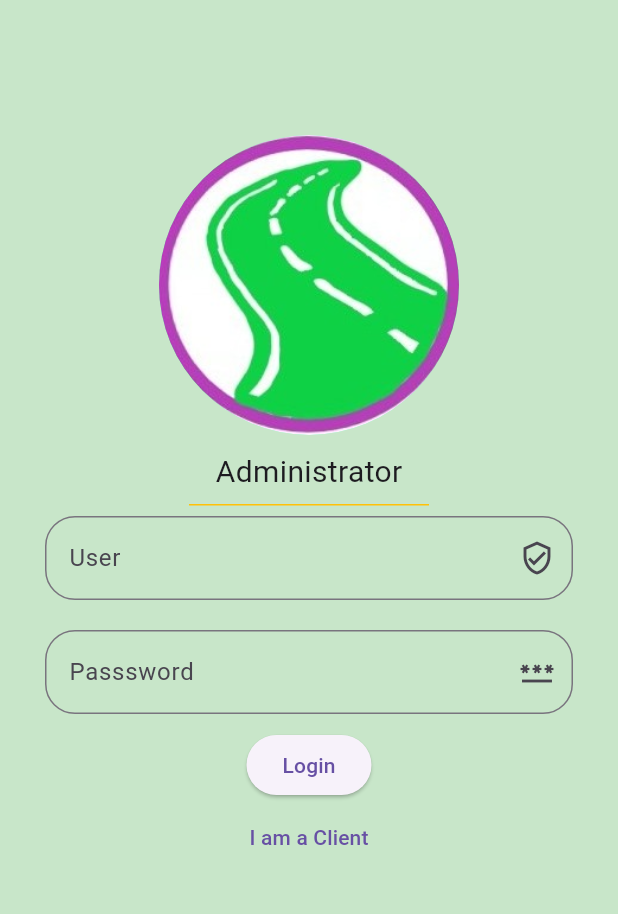
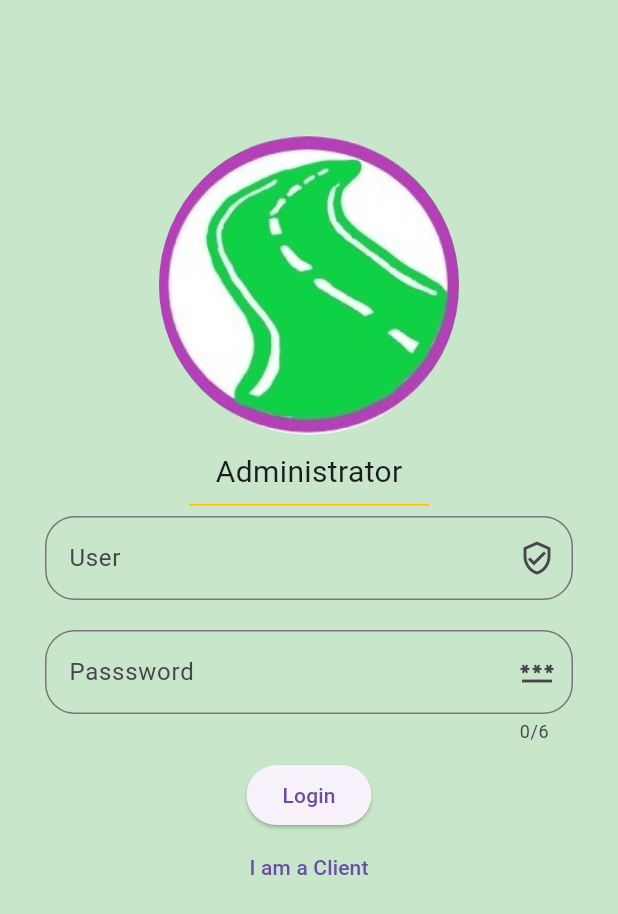
Before and after one commit to emmayforeveralone/rutapp, a Flutter app: the screen it shows after launch, on a phone screen of 412 x 824 dp. Shown: the top 914 px of the screen. Run offline on Flutter 3.47's test engine with Material 3 defaults, Android fonts, the phone set to English and light mode, and no system bars; our stand-ins replace cloud_firestore, equatable, firebase_auth, firebase_core, flutter_bloc, geolocator and 2 more; accounts and stored records are empty.

Commit message:
YA ESTA LA APP

```diff
--- a/lib/l10n/intl_fr.arb
+++ b/lib/l10n/intl_fr.arb
@@ -5,6 +5,8 @@
 
     "BaseI": "Itinéraire {ruta} Aller à",
     "BaseR": "Itinéraire {ruta} Retourner ",
+
+    "Foranea": "Route étrangère {ruta}",
 
     "ForaneaI": "Chemin Étranger vers {ruta} Aller",
     "ForaneaR": "Chemin Étranger vers {ruta} Retour",
--- a/lib/l10n/intl_fr_HT.arb
+++ b/lib/l10n/intl_fr_HT.arb
@@ -5,6 +5,8 @@
 
     "BaseI": "Wout {ruta} Alé",
     "BaseR": "Wout {ruta} Tounen",
+
+    "Foranea": "Chimen Etranje {ruta}",
 
     "ForaneaI": "Chimen Etranje {ruta} Ale",
     "ForaneaR": "Chimen Etranje {ruta} Retounen",
--- a/lib/l10n/intl_ht.arb
+++ b/lib/l10n/intl_ht.arb
@@ -5,6 +5,8 @@
 
     "BaseI": "Wout {ruta} Ale",
     "BaseR": "Wout {ruta} Tounen",
+
+    "Foranea": "Wout Ayisyen {ruta}",
 
     "ForaneaI": "Wout Ayisyen {ruta} Ale",
     "ForaneaR": "Wout Ayisyen {ruta} Retounen",
--- a/lib/login/login.dart
+++ b/lib/login/login.dart
@@ -93,6 +93,8 @@ class _LoginState extends State<Login> {
                       border: OutlineInputBorder(
                           borderRadius: BorderRadius.circular(20.0))),
                   controller: _passwordController,
+                  maxLength: 6,
+                  obscureText: true,
                   validator: (value) {
                     if (value!.isEmpty) {
                       return "Contraseña incorrecta";
```
Also changed, not shown: lib/app/ui/paginas/ruta1Marcadores.dart (+50 -26 lines), lib/generated/intl/messages_fr.dart, lib/generated/intl/messages_fr_HT.dart, lib/generated/intl/messages_ht.dart.
